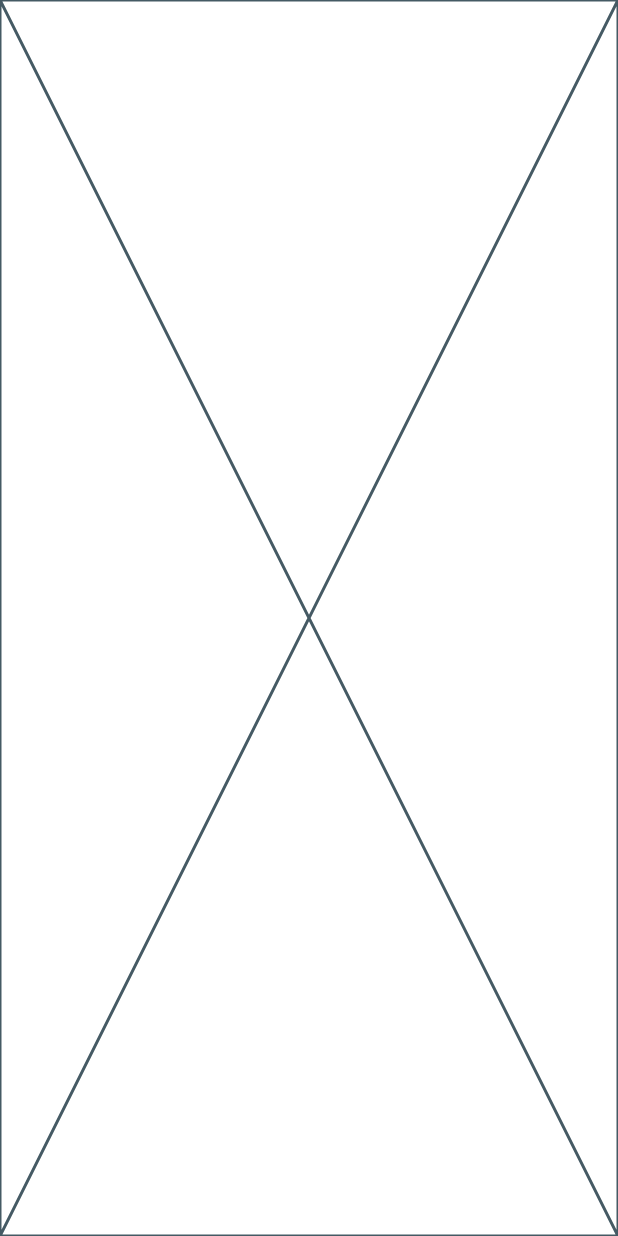
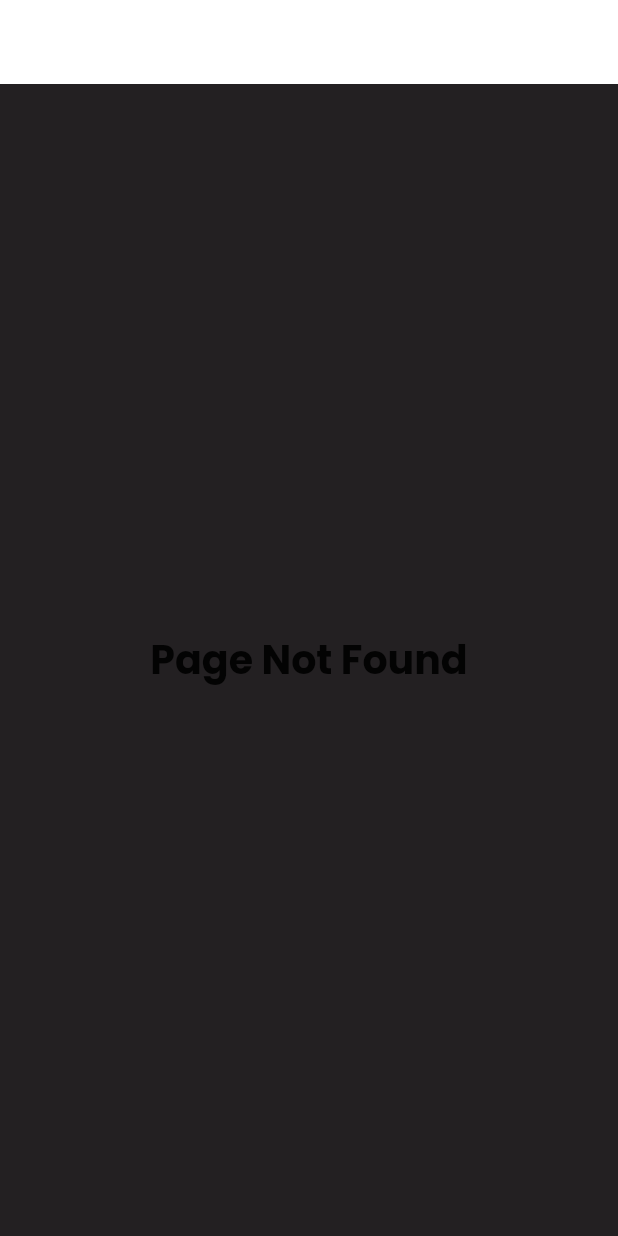
Before and after one commit to Centauryal/book_catalogue, a Flutter app: the screen it shows after launch, on a phone screen of 412 x 824 dp. Run offline on Flutter 3.47's test engine with Material 3 defaults, Android fonts, the phone set to English and light mode, and no system bars; our stand-ins replace dio, flutter_screenutil, google_fonts; missing offline and left inert: navigation_history_observer; generated files the repository leaves out were written again.

```diff
--- /dev/null
+++ b/devtools_options.yaml
@@ -0,0 +1,4 @@
+description: This file stores settings for Dart & Flutter DevTools.
+documentation: https://docs.flutter.dev/tools/devtools/extensions#configure-extension-enablement-states
+extensions:
+  - provider: true
--- /dev/null
+++ b/lib/l10n/intl_id.arb
@@ -0,0 +1,4 @@
+{
+  "title": "Book Catalogue",
+  "labelPageNotFound": "Page Not Found"
+}
--- /dev/null
+++ b/lib/src/navigator/custom_route.dart
@@ -0,0 +1,25 @@
+import 'package:flutter/material.dart';
+
+import '../presentation/blank/blank_page.dart';
+import 'route_names.dart';
+
+class CustomRoute {
+  static Route getRouteGenerate(RouteSettings settings) =>
+      _routeGenerate(settings);
+
+  static Route _routeGenerate(RouteSettings settings) {
+    switch (settings.name) {
+      case RouteNames.home:
+        return PageRouteBuilder(
+          settings: settings,
+          pageBuilder: (_, __, ___) => const BlankPage(),
+        );
+      default:
+        return blankPage;
+    }
+  }
+
+  static PageRouteBuilder blankPage = PageRouteBuilder(
+    pageBuilder: (_, __, ___) => const BlankPage(),
+  );
+}
--- /dev/null
+++ b/lib/src/navigator/route_names.dart
@@ -0,0 +1,4 @@
+class RouteNames {
+  static const String home = '/';
+  static const String login = '/login';
+}
--- /dev/null
+++ b/lib/src/presentation/blank/blank_page.dart
@@ -0,0 +1,24 @@
+import 'package:book_catalogue/generated/l10n.dart';
+import 'package:book_catalogue/src/utils/themes/design_system_color.dart';
+import 'package:flutter/material.dart';
+
+import '../../utils/themes/design_system_text_style.dart';
+
+class BlankPage extends StatelessWidget {
+  const BlankPage({super.key});
+
+  @override
+  Widget build(BuildContext context) {
+    return Scaffold(
+      appBar: AppBar(),
+      body: Container(
+        color: kBlack,
+        alignment: Alignment.center,
+        child: Text(
+          S.current.labelPageNotFound,
+          style: DesignSystemTextStyle.current.heading4,
+        ),
+      ),
+    );
+  }
+}
--- a/lib/src/presentation/book_catalogue_app/book_catalogue_app.dart
+++ b/lib/src/presentation/book_catalogue_app/book_catalogue_app.dart
@@ -1,10 +1,49 @@
+import 'package:book_catalogue/src/navigator/custom_route.dart';
 import 'package:flutter/material.dart';
+import 'package:flutter_localizations/flutter_localizations.dart';
+import 'package:flutter_screenutil/flutter_screenutil.dart';
+import 'package:navigation_history_observer/navigation_history_observer.dart';
+
+import '../../../generated/l10n.dart';
+import '../../utils/route_observer.dart';
+import '../../utils/themes/app_themes.dart';
+import '../../utils/themes/design_system_text_style.dart';
+import '../blank/blank_page.dart';
 
 class BookCatalogueApp extends StatelessWidget {
   const BookCatalogueApp({super.key});
 
   @override
   Widget build(BuildContext context) {
-    return const Placeholder();
+    return ScreenUtilInit(
+      designSize: const Size(375, 812),
+      builder: (context, child) {
+        DesignSystemTextStyle.init(context);
+
+        return MaterialApp(
+          title: 'Book Catalogue',
+          navigatorObservers: [NavigationHistoryObserver(), routeObserver],
+          localizationsDelegates: const [
+            S.delegate,
+            GlobalMaterialLocalizations.delegate,
+            GlobalWidgetsLocalizations.delegate,
+            GlobalCupertinoLocalizations.delegate,
+          ],
+          supportedLocales: S.delegate.supportedLocales,
+          theme: appTheme(),
+          darkTheme: ThemeData.dark(),
+          onGenerateRoute: CustomRoute.getRouteGenerate,
+          home: const BlankPage(),
+          builder: (context, child) {
+            return MediaQuery(
+              data: MediaQuery.of(
+                context,
+              ).copyWith(textScaler: TextScaler.noScaling),
+              child: child ?? const SizedBox.shrink(),
+            );
+          },
+        );
+      },
+    );
   }
 }
--- /dev/null
+++ b/lib/src/utils/route_observer.dart
@@ -0,0 +1,4 @@
+import 'package:flutter/material.dart';
+
+final RouteObserver<ModalRoute<void>> routeObserver =
+    RouteObserver<ModalRoute<void>>();
--- /dev/null
+++ b/lib/src/utils/themes/app_themes.dart
@@ -0,0 +1,71 @@
+import 'package:flutter/material.dart';
+import 'package:flutter_screenutil/flutter_screenutil.dart';
+
+import 'design_system_color.dart';
+import 'design_system_text_style.dart';
+
+ThemeData appTheme() {
+  final iconThemeLight = ThemeData.light().iconTheme;
+
+  return ThemeData(
+    useMaterial3: true,
+    visualDensity: VisualDensity.adaptivePlatformDensity,
+    primaryColor: kWhite,
+    splashFactory: NoSplash.splashFactory,
+    highlightColor: Colors.transparent,
+    pageTransitionsTheme: const PageTransitionsTheme(
+      builders: {
+        TargetPlatform.android: CupertinoPageTransitionsBuilder(),
+        TargetPlatform.iOS: CupertinoPageTransitionsBuilder(),
+      },
+    ),
+    appBarTheme: AppBarTheme(
+      color: kWhite,
+      toolbarTextStyle: DesignSystemTextStyle.current.body2Bold,
+      actionsIconTheme: const IconThemeData(color: kBlack),
+      iconTheme: iconThemeLight.copyWith(color: kBlack, size: 24.w),
+      titleTextStyle: DesignSystemTextStyle.current.body2Bold,
+      elevation: 0.0,
+    ),
+    iconTheme: IconThemeData(color: kBlack, size: 24.w),
+    chipTheme: const ChipThemeData(
+      backgroundColor: Colors.transparent,
+      disabledColor: Colors.transparent,
+    ),
+    radioTheme: RadioThemeData(
+      fillColor: WidgetStateProperty.all(kMainPrimary),
+    ),
+    checkboxTheme: CheckboxThemeData(
+      overlayColor: WidgetStateColor.resolveWith(
+        (states) => Colors.transparent,
+      ),
+    ),
+    inputDecorationTheme: InputDecorationTheme(
+      labelStyle: DesignSystemTextStyle.current.body2Regular.copyWith(
+        color: kTypographyBlackLow,
+      ),
+      floatingLabelStyle: DesignSystemTextStyle.current.body2Regular,
+      hintStyle: DesignSystemTextStyle.current.body2Regular.copyWith(
+        color: kTypographyBlackLow,
+      ),
+      helperStyle: DesignSystemTextStyle.current.caption.copyWith(
+        color: kTypographyBlackLow,
+      ),
+      errorStyle: DesignSystemTextStyle.current.caption.copyWith(
+        color: Colors.redAccent,
+      ),
+    ),
+    typography: Typography.material2021(),
+    colorScheme: const ColorScheme(
+      brightness: Brightness.light,
+      primary: kMainPrimary,
+      onPrimary: kWhite,
+      secondary: kMainPrimary,
+      onSecondary: kWhite,
+      error: Colors.redAccent,
+      onError: kBlack,
+      surface: kWhite,
+      onSurface: kGrey1,
+    ),
+  );
+}
--- /dev/null
+++ b/lib/src/utils/themes/design_system_text_style.dart
@@ -0,0 +1,165 @@
+import 'package:flutter/material.dart';
+import 'package:flutter_screenutil/flutter_screenutil.dart';
+import 'package:google_fonts/google_fonts.dart';
+
+import 'design_system_color.dart';
+
+class DesignSystemTextStyle {
+  late BuildContext localContext;
+
+  static DesignSystemTextStyle? _current;
+
+  DesignSystemTextStyle(BuildContext context) {
+    localContext = context;
+  }
+
+  static DesignSystemTextStyle get current => _current!;
+
+  DesignSystemTextStyle.init(BuildContext context) {
+    _current ??= DesignSystemTextStyle(context);
+  }
+
+  TextStyle get heading1 {
+    return GoogleFonts.poppins(
+      textStyle: Theme.of(localContext).textTheme.displayLarge!.copyWith(
+        leadingDistribution: TextLeadingDistribution.even,
+      ),
+      fontSize: 48.sp,
+      color: kTypographyBlackHigh,
+      height: 56 / 48,
+      fontWeight: FontWeight.bold,
+      letterSpacing: 0,
+    );
+  }
+
+  TextStyle get heading4 {
+    return GoogleFonts.poppins(
+      textStyle: Theme.of(localContext).textTheme.headlineMedium!.copyWith(
+        leadingDistribution: TextLeadingDistribution.even,
+      ),
+      fontSize: 24.sp,
+      color: kTypographyBlackHigh,
+      fontWeight: FontWeight.bold,
+      height: 32 / 24,
+      letterSpacing: 0,
+    );
+  }
+
+  TextStyle get body1Regular {
+    return GoogleFonts.poppins(
+      textStyle: Theme.of(localContext).textTheme.bodyLarge!.copyWith(
+        leadingDistribution: TextLeadingDistribution.even,
+      ),
+      fontSize: 16.sp,
+      color: kTypographyBlackHigh,
+      fontWeight: FontWeight.normal,
+      height: 24 / 16,
+      letterSpacing: 0,
+    );
+  }
+
+  TextStyle get body1Bold {
+    return GoogleFonts.poppins(
+      textStyle: Theme.of(localContext).textTheme.bodyLarge!.copyWith(
+        leadingDistribution: TextLeadingDistribution.even,
+      ),
+      fontSize: 16.sp,
+      color: kTypographyBlackHigh,
+      fontWeight: FontWeight.bold,
+      height: 24 / 16,
+      letterSpacing: 0,
+    );
+  }
+
+  TextStyle get body2Regular {
+    return GoogleFonts.poppins(
+      textStyle: Theme.of(localContext).textTheme.bodyMedium!.copyWith(
+        leadingDistribution: TextLeadingDistribution.even,
+      ),
+      fontSize: 14.sp,
+      color: kTypographyBlackHigh,
+      fontWeight: FontWeight.normal,
+      height: 20 / 14,
+      letterSpacing: 0,
+    );
+  }
+
+  TextStyle get body2Bold {
+    return GoogleFonts.poppins(
+      textStyle: Theme.of(localContext).textTheme.bodyMedium!.copyWith(
+        leadingDistribution: TextLeadingDistribution.even,
+      ),
+      fontSize: 14.sp,
+      color: kTypographyBlackHigh,
+      fontWeight: FontWeight.bold,
+      height: 20 / 14,
+      letterSpacing: 0,
+    );
+  }
+
+  TextStyle get body2BoldUnderline {
+    return GoogleFonts.poppins(
+      textStyle: Theme.of(localContext).textTheme.bodyMedium!.copyWith(
+        leadingDistribution: TextLeadingDistribution.even,
+        decoration: TextDecoration.underline,
+      ),
+      fontSize: 14.sp,
+      color: kTypographyBlackHigh,
+      fontWeight: FontWeight.bold,
+      height: 20 / 14,
+      letterSpacing: 0,
+    );
+  }
+
+  TextStyle get caption {
+    return GoogleFonts.poppins(
+      textStyle: Theme.of(localContext).textTheme.bodySmall!.copyWith(
+        leadingDistribution: TextLeadingDistribution.even,
+      ),
+      fontSize: 12.sp,
+      color: kTypographyBlackHigh,
+      fontWeight: FontWeight.normal,
+      height: 16 / 12,
+      letterSpacing: 0,
+    );
+  }
+
+  TextStyle get captionBold {
+    return GoogleFonts.poppins(
+      textStyle: Theme.of(localContext).textTheme.bodySmall!.copyWith(
+        leadingDistribution: TextLeadingDistribution.even,
+      ),
+      fontSize: 12.sp,
+      color: kTypographyBlackHigh,
+      fontWeight: FontWeight.bold,
+      height: 16 / 12,
+      letterSpacing: 0,
+    );
+  }
+
+  TextStyle get footerRegular {
+    return GoogleFonts.poppins(
+      textStyle: Theme.of(localContext).textTheme.labelSmall!.copyWith(
+        leadingDistribution: TextLeadingDistribution.even,
+      ),
+      fontSize: 10.sp,
+      color: kTypographyBlackHigh,
+      fontWeight: FontWeight.normal,
+      height: 16 / 10,
+      letterSpacing: 0.5,
+    );
+  }
+
+  TextStyle get footerBold {
+    return GoogleFonts.poppins(
+      textStyle: Theme.of(localContext).textTheme.labelSmall!.copyWith(
+        leadingDistribution: TextLeadingDistribution.even,
+      ),
+      fontSize: 10.sp,
+      color: kTypographyBlackHigh,
+      fontWeight: FontWeight.bold,
+      height: 16 / 10,
+      letterSpacing: 0.5,
+    );
+  }
+}
--- a/pubspec.yaml
+++ b/pubspec.yaml
@@ -34,11 +34,11 @@ dependencies:
   flutter_localizations:
     sdk: flutter
   cupertino_icons: 1.0.8
-  flutter_native_splash: 2.4.6
   google_fonts: 6.2.1
 
   intl: 0.20.2
   flutter_screenutil: 5.9.3
+  navigation_history_observer: 1.1.1
 
   provider: 6.1.5
 
@@ -54,6 +54,7 @@ dev_dependencies:
 
 
   flutter_lints: 5.0.0
+  build_runner: 2.4.11
 
 # For information on the generic Dart part of this file, see the
 # following page: https://dart.dev/tools/pub/pubspec
@@ -70,6 +71,9 @@ flutter:
   # assets:
   #   - images/a_dot_burr.jpeg
   #   - images/a_dot_ham.jpeg
+  assets:
+    - assets/images/
+    - assets/fonts/poppins/
 
   # An image asset can refer to one or more resolution-specific "variants", see
   # https://flutter.dev/to/resolution-aware-images
```
Also changed, not shown: lib/main.dart (+5 -20 lines), lib/src/presentation/book_catalogue_app/view_model/base_provider.dart (added, +14 -0 lines), lib/src/utils/device_screen_type.dart (deleted, +0 -39 lines), lib/src/utils/themes/design_system_color.dart (added, +17 -0 lines), assets/fonts/poppins/Poppins-Bold.ttf (added), assets/fonts/poppins/Poppins-Medium.ttf (added), assets/fonts/poppins/Poppins-Regular.ttf (added), assets/images/splash_icon.png (added), 6 other files.
